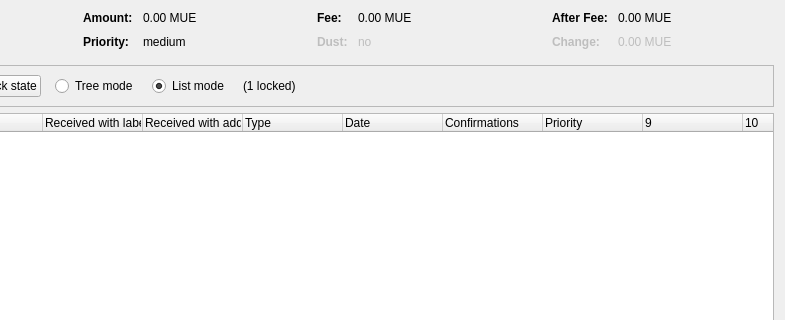
First picture: the form in src/qt/forms/coincontroldialog.ui, repository theboldproject/BOLD, before the edit; both pictures show x 169 to 954 and y 0 to 320 of the 954 by 500 pixel window.
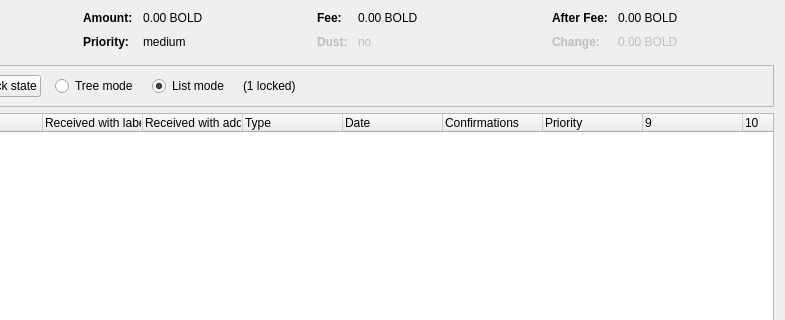
Second picture: the form after the edit. Custom widgets are drawn as their Qt base class.

```diff
--- a/src/qt/forms/coincontroldialog.ui
+++ b/src/qt/forms/coincontroldialog.ui
@@ -132,7 +132,7 @@
           <enum>Qt::ActionsContextMenu</enum>
          </property>
          <property name="text">
-          <string notr="true">0.00 MUE</string>
+          <string notr="true">0.00 BOLD</string>
          </property>
          <property name="textInteractionFlags">
           <set>Qt::LinksAccessibleByMouse|Qt::TextSelectableByKeyboard|Qt::TextSelectableByMouse</set>
@@ -206,7 +206,7 @@
           <enum>Qt::ActionsContextMenu</enum>
          </property>
          <property name="text">
-          <string notr="true">0.00 MUE</string>
+          <string notr="true">0.00 BOLD</string>
          </property>
          <property name="textInteractionFlags">
           <set>Qt::LinksAccessibleByMouse|Qt::TextSelectableByKeyboard|Qt::TextSelectableByMouse</set>
@@ -286,7 +286,7 @@
           <enum>Qt::ActionsContextMenu</enum>
          </property>
          <property name="text">
-          <string notr="true">0.00 MUE</string>
+          <string notr="true">0.00 BOLD</string>
          </property>
          <property name="textInteractionFlags">
           <set>Qt::LinksAccessibleByMouse|Qt::TextSelectableByKeyboard|Qt::TextSelectableByMouse</set>
@@ -321,7 +321,7 @@
           <enum>Qt::ActionsContextMenu</enum>
          </property>
          <property name="text">
-          <string notr="true">0.00 MUE</string>
+          <string notr="true">0.00 BOLD</string>
          </property>
          <property name="textInteractionFlags">
           <set>Qt::LinksAccessibleByMouse|Qt::TextSelectableByKeyboard|Qt::TextSelectableByMouse</set>
```
